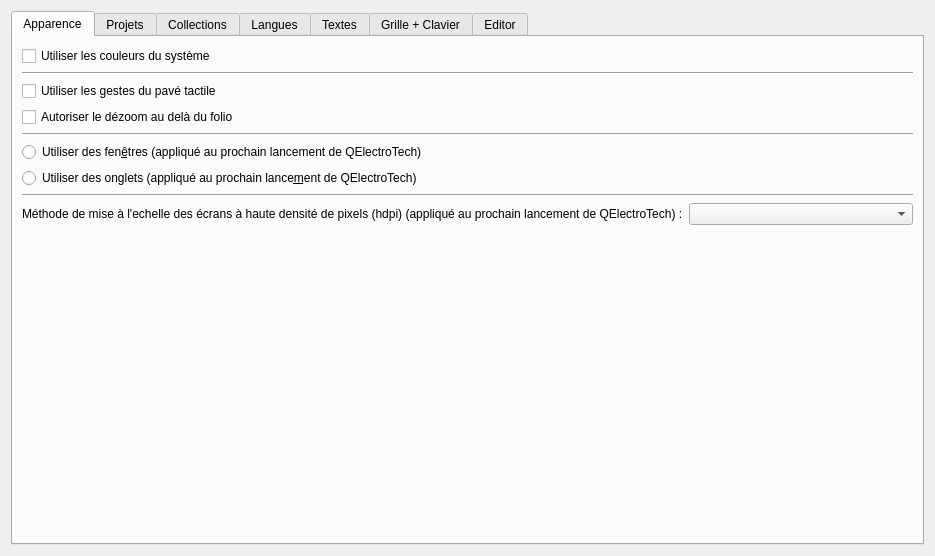
The window that sources/ui/configpage/generalconfigurationpage.ui (qelectrotech/qelectrotech-source-mirror) describes before a commit, drawn with Qt 5.
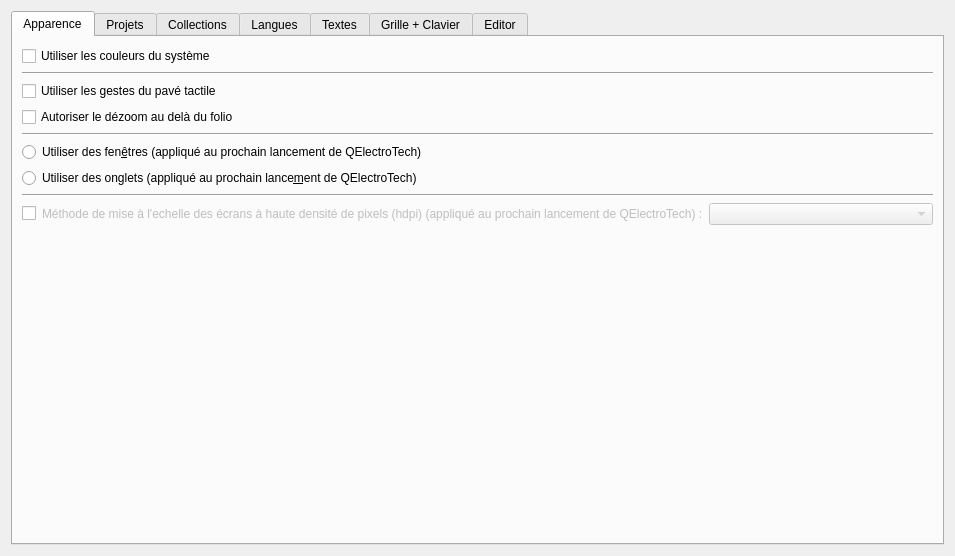
The same window after the commit. The open tabs and pages were chosen to show the change.

Commit message:
chore : Add message box for advise use hpdi round factor is unsafe
Add a message box to advise user that use a hdpi round factor can cause
strange render according to :
1 - the selected value
2 - the dpi of the screen
3 - Edit the project on another computer and/or screen who don't have
the same parameters as point 1 and 2.

What changed in the file:
```diff
--- a/sources/ui/configpage/generalconfigurationpage.ui
+++ b/sources/ui/configpage/generalconfigurationpage.ui
@@ -6,7 +6,7 @@
    <rect>
     <x>0</x>
     <y>0</y>
-    <width>935</width>
+    <width>955</width>
     <height>556</height>
    </rect>
   </property>
@@ -82,7 +82,7 @@
        </item>
        <item>
         <widget class="QWidget" name="m_hdpi_round_policy_widget" native="true">
-         <layout class="QHBoxLayout" name="horizontalLayout">
+         <layout class="QHBoxLayout" name="horizontalLayout" stretch="0,0,1">
           <property name="leftMargin">
            <number>0</number>
           </property>
@@ -96,14 +96,28 @@
            <number>0</number>
           </property>
           <item>
-           <widget class="QLabel" name="label_2">
+           <widget class="QCheckBox" name="m_hdpi_round_cb">
+            <property name="text">
+             <string/>
+            </property>
+           </widget>
+          </item>
+          <item>
+           <widget class="QLabel" name="m_hdpi_round_label">
+            <property name="enabled">
+             <bool>false</bool>
+            </property>
             <property name="text">
              <string>Méthode de mise à l'echelle des écrans à haute densité de pixels (hdpi) (appliqué au prochain lancement de QElectroTech) :</string>
             </property>
            </widget>
           </item>
           <item>
-           <widget class="QComboBox" name="m_hdpi_round_policy_cb"/>
+           <widget class="QComboBox" name="m_hdpi_round_policy_cb">
+            <property name="enabled">
+             <bool>false</bool>
+            </property>
+           </widget>
           </item>
          </layout>
         </widget>
```
Left out of the diff: 2 changed lines with no effect on the pictures. The commit also changes 2 other files.
